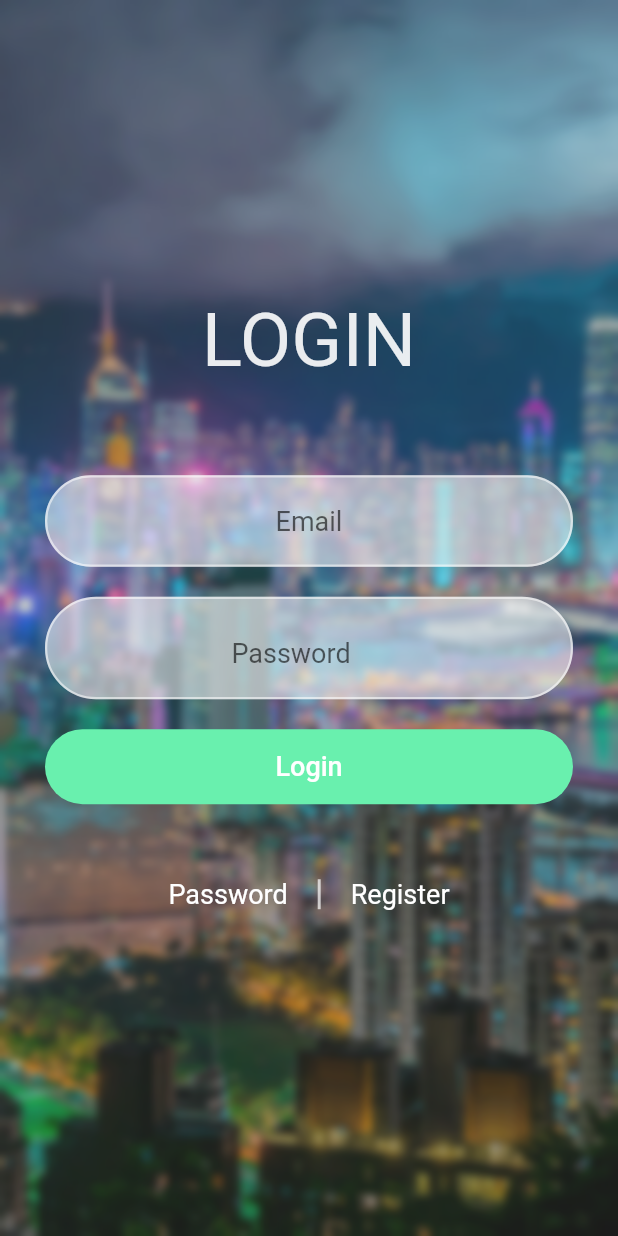
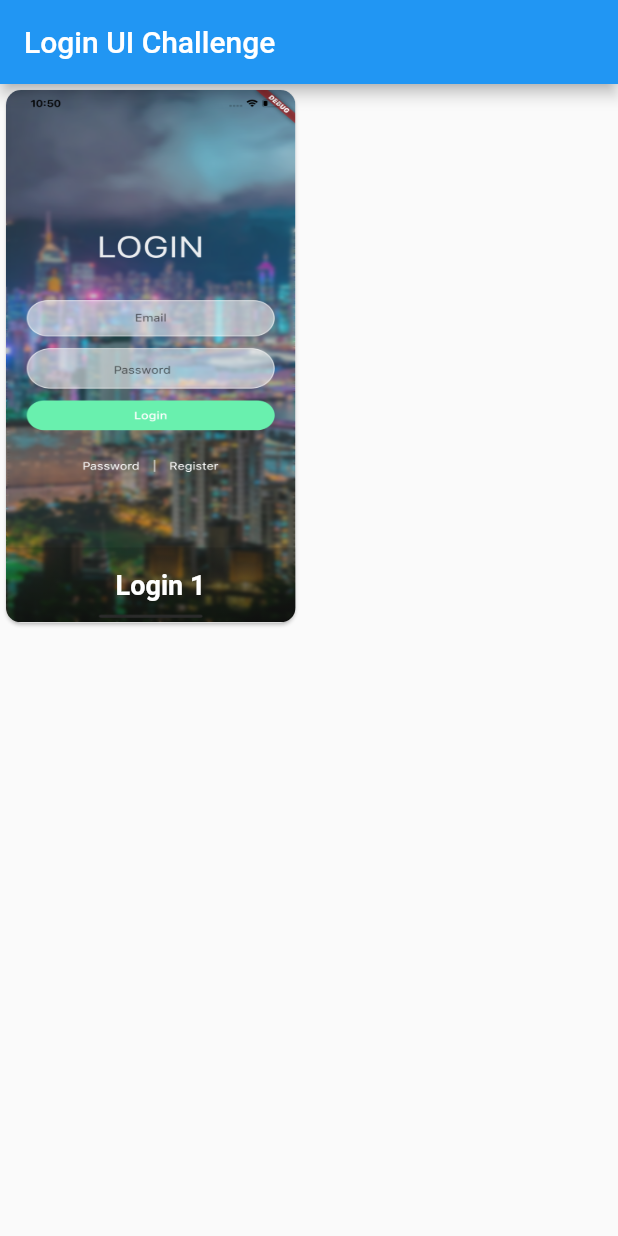
Before and after one commit to Junejune95/flutter_loginUIchallenge, a Flutter app: the screen it shows after launch, on a phone screen of 412 x 824 dp. Run offline on Flutter 3.47's test engine with Material 2 defaults, Android fonts, the phone set to English and light mode, and no system bars.

Commit message:
login ui list view

```diff
--- /dev/null
+++ b/lib/data/list_item.dart
@@ -0,0 +1,17 @@
+
+
+import 'package:loginUIchallenge/model/list_item.dart';
+import 'package:loginUIchallenge/screen/login1/login1_screen.dart';
+
+final List<ListItem> listItems = [
+  ListItem(
+    title: 'Login 1',
+    urlImage:
+        'assets/login UI/login1.png',
+  )
+];
+
+
+final List listUis=[
+  LoginIn1(),
+];
--- a/lib/main.dart
+++ b/lib/main.dart
@@ -1,5 +1,5 @@
 import 'package:flutter/material.dart';
-import 'package:loginUIchallenge/login1/login1_screen.dart';
+import 'package:loginUIchallenge/screen/list/list_screen.dart';
 
 void main() {
   runApp(MyApp());
@@ -9,12 +9,13 @@ class MyApp extends StatelessWidget {
   @override
   Widget build(BuildContext context) {
     return MaterialApp(
+      debugShowCheckedModeBanner: false,
       title: 'Flutter Demo',
       theme: ThemeData(
         primarySwatch: Colors.blue,
         visualDensity: VisualDensity.adaptivePlatformDensity,
       ),
-      home:LoginIn1(),
+      home: ListScreen(),
     );
   }
 }
--- /dev/null
+++ b/lib/model/list_item.dart
@@ -0,0 +1,9 @@
+class ListItem {
+  final String title;
+  final String urlImage;
+
+  ListItem({
+    this.title,
+    this.urlImage,
+  });
+}
--- /dev/null
+++ b/lib/screen/list/list_screen.dart
@@ -0,0 +1,78 @@
+import 'package:flutter/material.dart';
+import 'package:loginUIchallenge/data/list_item.dart';
+import 'package:loginUIchallenge/model/list_item.dart';
+
+class ListScreen extends StatelessWidget {
+  final List<ListItem> items = List.from(listItems);
+
+  @override
+  Widget build(BuildContext context) {
+    var size = MediaQuery.of(context).size;
+
+    /*24 is for notification bar on Android*/
+    final double itemHeight = (size.height - kToolbarHeight - 24) / 2;
+    final double itemWidth = size.width / 2;
+
+    return Scaffold(
+      appBar: AppBar(
+        title: Text('Login UI Challenge'),
+      ),
+      body: GridView.count(
+        mainAxisSpacing: 10,
+        crossAxisSpacing: 10,
+        crossAxisCount: 2,
+        childAspectRatio: (itemWidth / itemHeight),
+        children: List.generate(
+          items.length,
+          (index) => GestureDetector(
+            onTap: () => Navigator.push(
+              context,
+              MaterialPageRoute(
+                builder: (_) =>listUis[index]
+              ),
+            ),
+            child: Card(
+              clipBehavior: Clip.antiAlias,
+              shape: RoundedRectangleBorder(
+                borderRadius: BorderRadius.circular(10),
+              ),
+              child: Stack(
+                children: [
+                  Ink.image(
+                    image: AssetImage(items[index].urlImage),
+                    fit: BoxFit.fill,
+                  ),
+                  Positioned(
+                    bottom: 0,
+                    child: Container(
+                      alignment: Alignment.center,
+                      height: 50,
+                      width: size.width * 0.5,
+                      decoration: BoxDecoration(
+                        gradient: LinearGradient(
+                          begin: Alignment.topCenter,
+                          end: Alignment.bottomCenter,
+                          colors: [
+                            Colors.black12,
+                            Colors.black45,
+                          ],
+                        ),
+                      ),
+                      child: Text(
+                        items[index].title,
+                        style: TextStyle(
+                            color: Colors.white,
+                            fontSize: 18,
+                            fontWeight: FontWeight.bold),
+                      ),
+                    ),
+                  )
+                ],
+              ),
+            ),
+          ),
+        ),
+      ),
+    );
+  }
+}
--- a/lib/login1/login1_form.dart
+++ b/lib/screen/login1/login1_form.dart
@@ -1,4 +1,5 @@
 import 'package:flutter/material.dart';
+import 'package:loginUIchallenge/screen/list/list_screen.dart';
 
 class Login1Form extends StatefulWidget {
   @override
@@ -38,6 +39,13 @@ class _Login1FormState extends State<Login1Form> {
                   _formKey.currentState.save();
                 }
               },
+              child: GestureDetector(
+                onTap: () {
+                  Navigator.push(
+                    context,
+                    MaterialPageRoute(builder: (_) => ListScreen()),
+                  );
+                },
                 child: Container(
                   alignment: Alignment.center,
                   child: Text(
@@ -53,6 +61,7 @@ class _Login1FormState extends State<Login1Form> {
                   decoration: BoxDecoration(
                     color: Colors.greenAccent,
                     borderRadius: BorderRadius.circular(50),
+                  ),
                 ),
               ),
             )
--- a/lib/login1/login1_screen.dart
+++ b/lib/screen/login1/login1_screen.dart
@@ -1,7 +1,7 @@
 import 'dart:ui';
 
 import 'package:flutter/material.dart';
-import 'package:loginUIchallenge/login1/login1_form.dart';
+import 'package:loginUIchallenge/screen/login1/login1_form.dart';
 
 class LoginIn1 extends StatelessWidget {
   @override
--- a/pubspec.yaml
+++ b/pubspec.yaml
@@ -47,6 +47,7 @@ flutter:
   # To add assets to your application, add an assets section, like this:
   assets:
     - assets/images/
+    - assets/login UI/
   #   - images/a_dot_ham.jpeg
 
   # An image asset can refer to one or more resolution-specific "variants", see
```
Also changed, not shown: assets/login UI/login1.png (added). Lines whose indentation alone changed are shown as unchanged.
